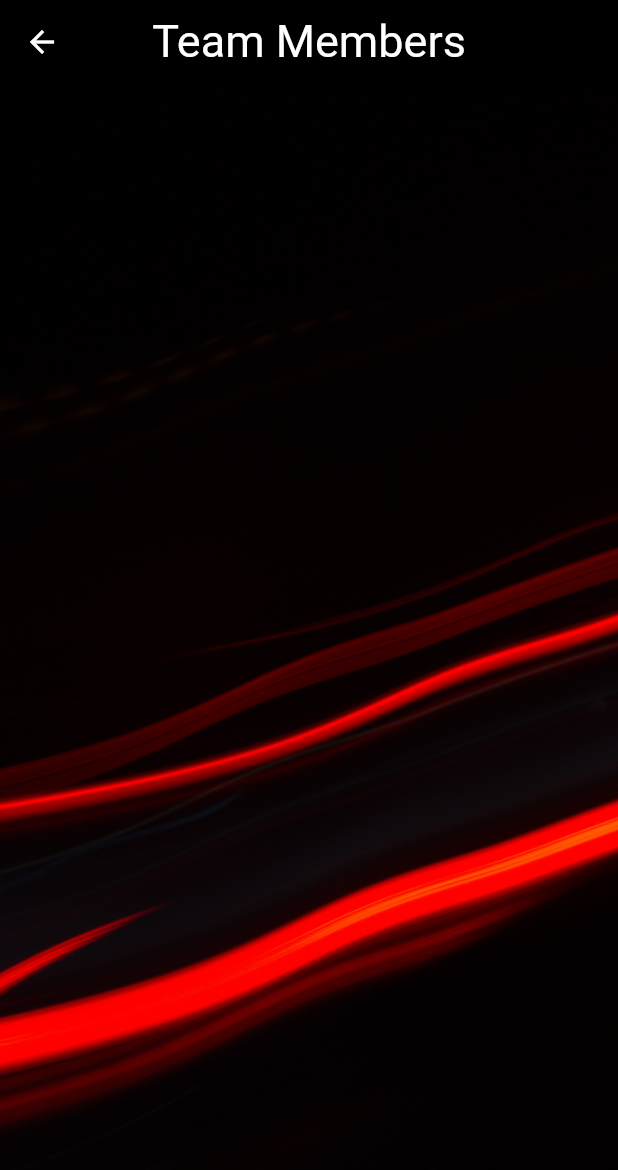
After one commit to diegosantarelli/polimarcheflutter, a Flutter app: the MembersScreen screen opened by its route, on a phone screen of 412 x 824 dp. The commit adds this screen. Shown: the top 1170 px of the screen. Run offline on Flutter 3.47's test engine with Material 2 defaults, Android fonts, the phone set to English and light mode, and no system bars; our stand-ins replace cloud_firestore, firebase_auth, firebase_core, flutter_svg; accounts and stored records are empty; Roboto replaces fonts that are missing (aldrich).

Commit message:
team members

```diff
--- a/lib/main.dart
+++ b/lib/main.dart
@@ -1,5 +1,6 @@
 import 'package:firebase_core/firebase_core.dart';
 import 'package:polimarcheflutter/screens/home/HomeTotal_Screen.dart';
+import 'package:polimarcheflutter/screens/home/ListMembers_screen.dart';
 import 'package:polimarcheflutter/screens/home/homeDown_screen.dart';
 import 'package:polimarcheflutter/screens/session/SessionTotal.dart';
 import 'package:polimarcheflutter/screens/session/addSession_screen.dart';
@@ -59,6 +60,7 @@ class MyApp extends StatelessWidget {
         '/setup': (context) => SetupScreen(),
         '/session': (context) => PracticeSessionScreen(),
         '/addsession': (context) => AddPracticeSessionScreen(),
+        '/listmembers': (context) => MembersScreen(),
       },
     );
   }
--- a/lib/screens/home/HomeTotal_Screen.dart
+++ b/lib/screens/home/HomeTotal_Screen.dart
@@ -317,9 +317,10 @@ class _HomeTotalState extends State<HomeTotal> {
               ),
               onPressed: () {
                 setState(() {
-                  _currentIndex = 2;
+                  Navigator.pushNamed(context, '/listmembers');
                 });
               },
+
             ),
           ],
         ),
--- /dev/null
+++ b/lib/screens/home/ListMembers_screen.dart
@@ -0,0 +1,95 @@
+import 'package:flutter/material.dart';
+import 'package:cloud_firestore/cloud_firestore.dart';
+import 'package:polimarcheflutter/screens/home/HomeTotal_Screen.dart';
+import 'package:polimarcheflutter/screens/setup/SetupTotal.dart';
+
+class MembersScreen extends StatefulWidget {
+  @override
+  _MembersScreenState createState() => _MembersScreenState();
+}
+
+class _MembersScreenState extends State<MembersScreen> {
+  @override
+  Widget build(BuildContext context) {
+    return WillPopScope(
+      onWillPop: () async {
+        Navigator.pop(context);
+        return false;
+      },
+      child: Scaffold(
+        appBar: AppBar(
+          backgroundColor: Colors.black,
+          leading: IconButton(
+            icon: Icon(Icons.arrow_back, color: Colors.white),
+            onPressed: () {
+              Navigator.pop(context);
+            },
+          ),
+          title: Text(
+            'Team Members',
+            style: TextStyle(
+              fontSize: 30,
+              color: Colors.white,
+              fontFamily: 'aldrich',
+            ),
+          ),
+          centerTitle: true, // Centra il titolo nell'appBar
+        ),
+        body: Container(
+          decoration: BoxDecoration(
+            image: DecorationImage(
+              image: AssetImage('assets/images/sfondo_schermata_home.jpg'),
+              fit: BoxFit.cover,
+            ),
+          ),
+          padding: const EdgeInsets.fromLTRB(10, 10, 10, 10),
+          child: StreamBuilder<QuerySnapshot>(
+            stream: FirebaseFirestore.instance
+                .collection('team_members')
+                .snapshots(),
+            builder: (BuildContext context,
+                AsyncSnapshot<QuerySnapshot> snapshot) {
+              if (snapshot.hasError) {
+                return Text('Error: ${snapshot.error}');
+              }
+
+              if (snapshot.connectionState == ConnectionState.waiting) {
+                return CircularProgressIndicator();
+              }
+
+              return ListView(
+                children: snapshot.data!.docs.map((DocumentSnapshot document) {
+                  final data = document.data() as Map<String, dynamic>;
+                  final firstName = data['firstName'];
+                  final matriculation = data['matriculation'];
+
+                  return Card(
+                    color: Colors.transparent,
+                    elevation: 0,
+                    child: Padding(
+                      padding: const EdgeInsets.symmetric(vertical: 8, horizontal: 16),
+                      child: Column(
+                        crossAxisAlignment: CrossAxisAlignment.start,
+                        children: [
+                          Text(
+                            'Matricola: $matriculation',
+                            style: TextStyle(color: Colors.white, fontSize: 16),
+                          ),
+                          SizedBox(height: 4),
+                          Text(
+                            'Nome: $firstName',
+                            style: TextStyle(color: Colors.white, fontSize: 16),
+                          ),
+                        ],
+                      ),
+                    ),
+                  );
+                }).toList(),
+              );
+            },
+          ),
+        ),
+      ),
+    );
+  }
+}
```
